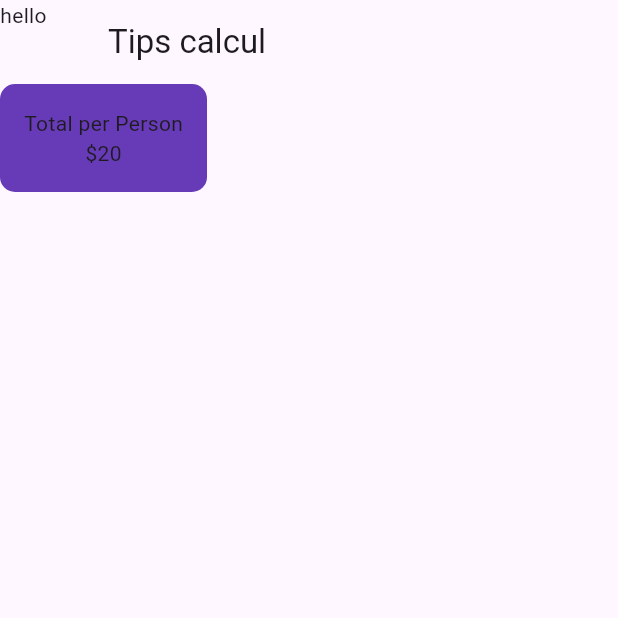
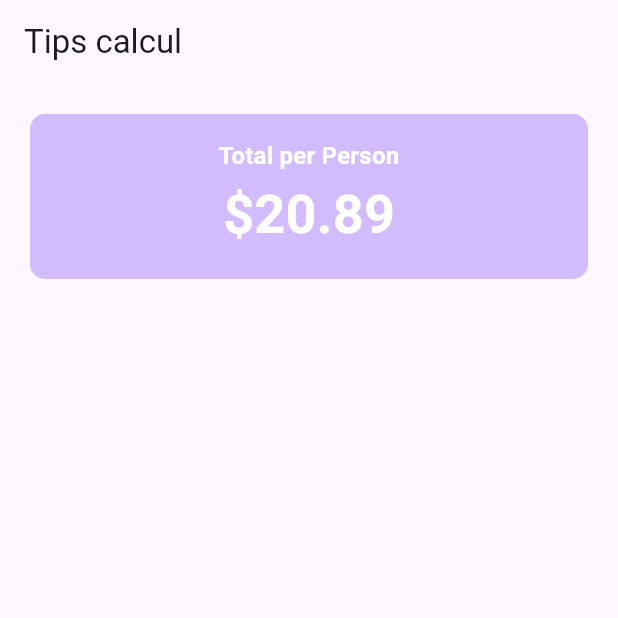
Before and after one commit to aminyous/tipscalcule, a Flutter app: the screen it shows after launch, on a phone screen of 412 x 824 dp, the top half of it. Run offline on Flutter 3.47's test engine with Material 3 defaults, Android fonts, the phone set to English and light mode, and no system bars.

Commit message:
Add style to the first Widget

```diff
--- a/lib/main.dart
+++ b/lib/main.dart
@@ -31,25 +31,40 @@
 class _TipsCalculState extends State<TipsCalcul> {
   @override
   Widget build(BuildContext context) {
+    var theme = Theme.of(context);
+    // Add style
+    final style = theme.textTheme.titleMedium!.copyWith(
+      color: theme.colorScheme.onPrimary,
+      fontWeight: FontWeight.bold
+    );
+
     return Scaffold(
-      appBar: AppBar(
-        title: const Text("Tips calcul"),
-        leading: const Text("hello"),
-      ),
+      appBar: AppBar(title: const Text("Tips calcul")),
       body: Column(
+        crossAxisAlignment: CrossAxisAlignment.stretch,
         children: [
           Container(
-              padding: EdgeInsets.all(16),
+              margin: const EdgeInsets.all(20),
+              padding: const EdgeInsets.all(16),
               decoration: BoxDecoration(
-                color: Colors.deepPurple,
+                //color: Colors.deepPurple,
+                color: theme.colorScheme.inversePrimary,
                 borderRadius: BorderRadius.circular(10),
               ),
-              child: const Column(
+              child:  Column(
                 children: [
-                   Text("Total per Person"),
-                   Text("\$20"),
+                  Text("Total per Person",
+                  style: style,
+                  ),
+                  Text("\$20.89",
+                  style: style.copyWith(
+                    color: theme.colorScheme.onPrimary,
+                    fontSize: theme.textTheme.displaySmall?.fontSize
+                  ),
+                  ),
                 ],
-              )),
+              )
+              ),
         ],
       ),
     );
```
